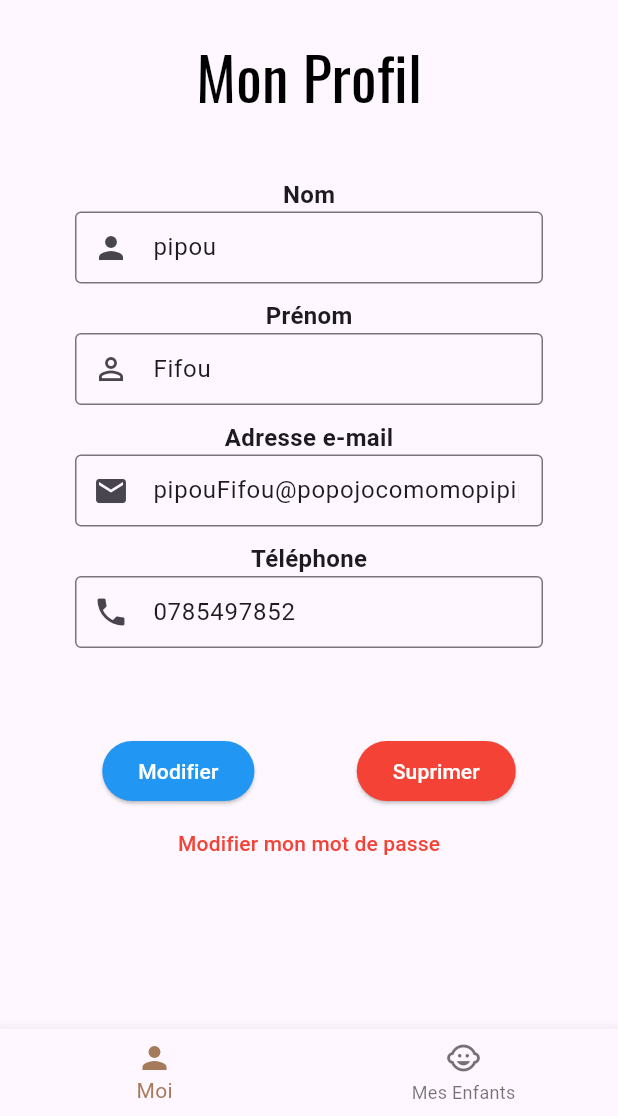
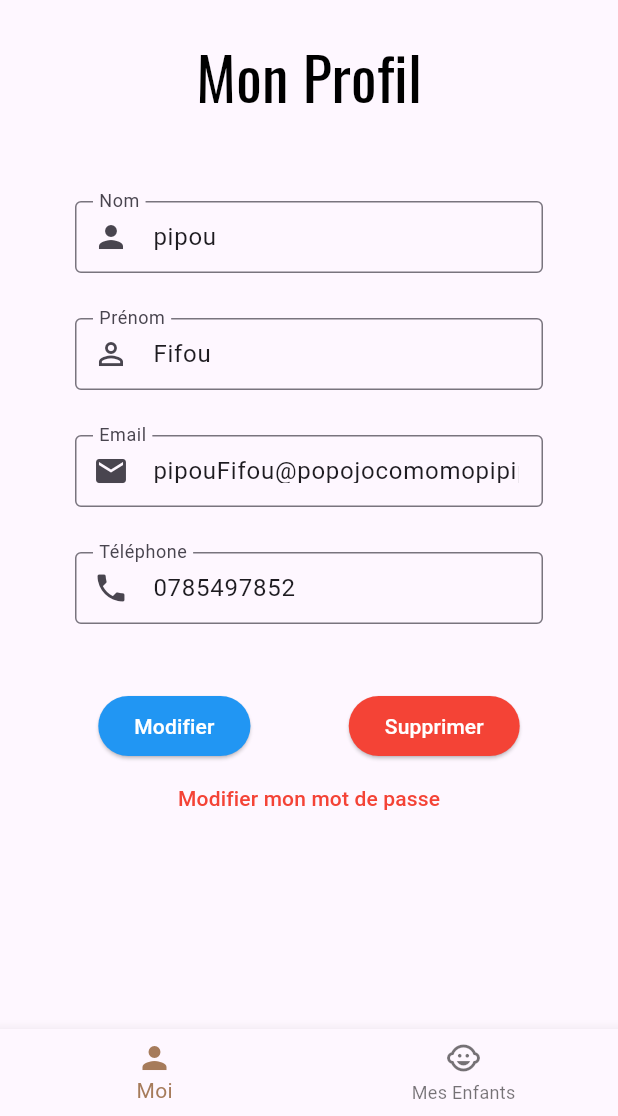
Before and after one commit to sarah-menuge/ape_manager_front, a Flutter app: the screen it shows after launch, on a phone screen of 412 x 824 dp, the part 120-1236 px from its top. Run offline on Flutter 3.47's test engine with Material 3 defaults, Android fonts, the phone set to English and light mode, and no system bars; our stand-ins replace google_fonts.

```diff
--- a/lib/views/profile/AllFields.dart
+++ b/lib/views/profile/AllFields.dart
@@ -17,15 +17,15 @@ class AllFields extends StatelessWidget {
           children: [
             NomField(),
             SizedBox(
-              height: 10,
+              height: 30,
             ),
             PrenomField(),
             SizedBox(
-              height: 10,
+              height: 30,
             ),
             EmailField(),
             SizedBox(
-              height: 10,
+              height: 30,
             ),
             TelephoneField(),
           ],
--- a/lib/views/profile/BoutonSupprimer.dart
+++ b/lib/views/profile/BoutonSupprimer.dart
@@ -7,7 +7,7 @@ class BoutonSupprimer extends StatelessWidget {
   Widget build(BuildContext context) {
     return ElevatedButton(
       onPressed: () {},
-      child: Text('Suprimer'),
+      child: Text('Supprimer'),
       style: ElevatedButton.styleFrom(
         backgroundColor: ROUGE,
         foregroundColor: BLANC,
--- a/lib/views/profile/email_field.dart
+++ b/lib/views/profile/email_field.dart
@@ -7,23 +7,17 @@ class EmailField extends StatelessWidget {
   Widget build(BuildContext context) {
     return ConstrainedBox(
         constraints: const BoxConstraints(maxWidth: 450),
-        child: Column(
-          children: [
-            const Text(
-              'Adresse e-mail',
-              style: TextStyle(fontSize: 16, fontWeight: FontWeight.bold),
-            ),
-            TextFormField(
+        child: TextFormField(
               readOnly: true,
               keyboardType: TextInputType.emailAddress,
               initialValue: 'pipouFifou@popojocomomopipipopoupopopomamemimomumuma.com',
               decoration: const InputDecoration(
                 border: OutlineInputBorder(),
                 prefixIcon: Icon(Icons.email),
+                labelText: 'Email'
               ),
               style: const TextStyle(height: 1),
             ),
-          ],
-        ));
+          );
   }
 }
--- a/lib/views/profile/nom_field.dart
+++ b/lib/views/profile/nom_field.dart
@@ -7,22 +7,16 @@ class NomField extends StatelessWidget {
   Widget build(BuildContext context) {
     return ConstrainedBox(
         constraints: const BoxConstraints(maxWidth: 450),
-        child: Column(
-          children: [
-            const Text(
-              'Nom',
-              style: TextStyle(fontSize: 16, fontWeight: FontWeight.bold),
-            ),
-            TextFormField(
+        child: TextFormField(
               readOnly: true,
               initialValue: "pipou",
               decoration: const InputDecoration(
+                labelText: "Nom",
                 border: OutlineInputBorder(),
                 prefixIcon: Icon(Icons.person),
               ),
               style: const TextStyle(height: 1),
             ),
-          ],
-        ));
+          );
   }
 }
--- a/lib/views/profile/prenom_field.dart
+++ b/lib/views/profile/prenom_field.dart
@@ -8,22 +8,16 @@ class PrenomField extends StatelessWidget {
   Widget build(BuildContext context) {
     return ConstrainedBox(
         constraints: const BoxConstraints(maxWidth: 450),
-        child: Column(
-          children: [
-            const Text(
-              'Prénom',
-              style: TextStyle(fontSize: 16, fontWeight: FontWeight.bold),
-            ),
-            TextFormField(
+        child: TextFormField(
               readOnly: true,
               initialValue: "Fifou",
               decoration: const InputDecoration(
+                labelText: "Prénom",
                 border: OutlineInputBorder(),
                 prefixIcon: Icon(Icons.person_outline),
               ),
               style: const TextStyle(height: 1),
             ),
-          ],
-        ));
+          );
   }
 }
--- a/lib/views/profile/profile_view_desktop.dart
+++ b/lib/views/profile/profile_view_desktop.dart
@@ -33,7 +33,7 @@ class ProfileViewDesktop extends StatelessWidget {
                       children: [
                         AllFields(),
                         SizedBox(
-                          height: 20,
+                          height: 10,
                         ),
                         Row(
                           mainAxisAlignment: MainAxisAlignment.spaceEvenly,
--- a/lib/views/profile/profile_view_mobile.dart
+++ b/lib/views/profile/profile_view_mobile.dart
@@ -43,7 +43,7 @@ class _NavigationBarState extends State<NavigationBar> {
         children: [
         TextTitre(titre: 'Mon Profil',),
           AllFields(),
-          SizedBox(height: 40,),
+          SizedBox(height: 10,),
           Row(
             mainAxisAlignment: MainAxisAlignment.spaceEvenly,
             children :[
--- a/lib/views/profile/telephone_field.dart
+++ b/lib/views/profile/telephone_field.dart
@@ -7,23 +7,17 @@ class TelephoneField extends StatelessWidget {
   Widget build(BuildContext context) {
     return ConstrainedBox(
         constraints: const BoxConstraints(maxWidth: 450),
-        child: Column(
-          children: [
-            const Text(
-              'Téléphone',
-              style: TextStyle(fontSize: 16, fontWeight: FontWeight.bold),
-            ),
-            TextFormField(
+        child: TextFormField(
               readOnly: true,
               keyboardType: TextInputType.phone,
               initialValue: "0785497852",
               decoration: const InputDecoration(
+                labelText: "Téléphone",
                 border: OutlineInputBorder(),
                 prefixIcon: Icon(Icons.phone),
               ),
               style: const TextStyle(height: 1),
             ),
-          ],
-        ));
+          );
   }
 }
```
Also changed, not shown: lib/views/profile/TableEnfants.dart (+45 -5 lines), pubspec.lock.
